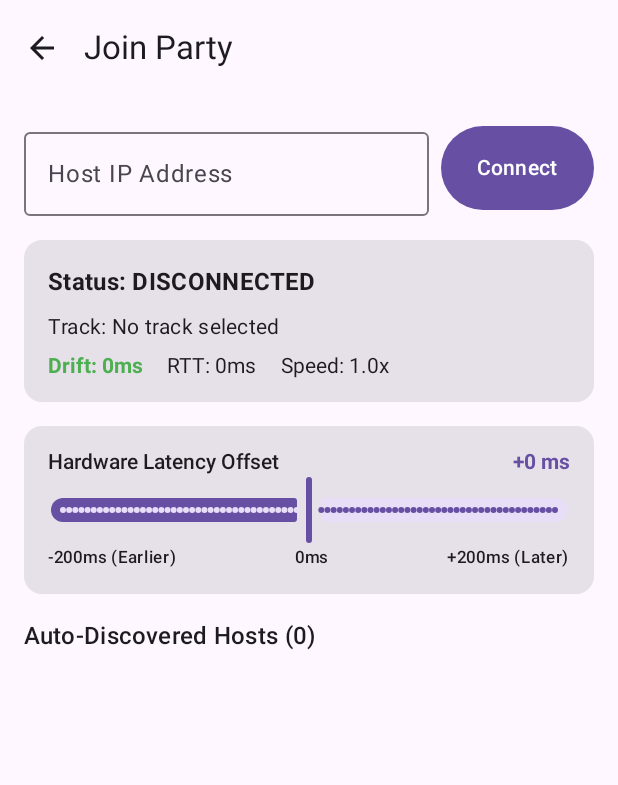
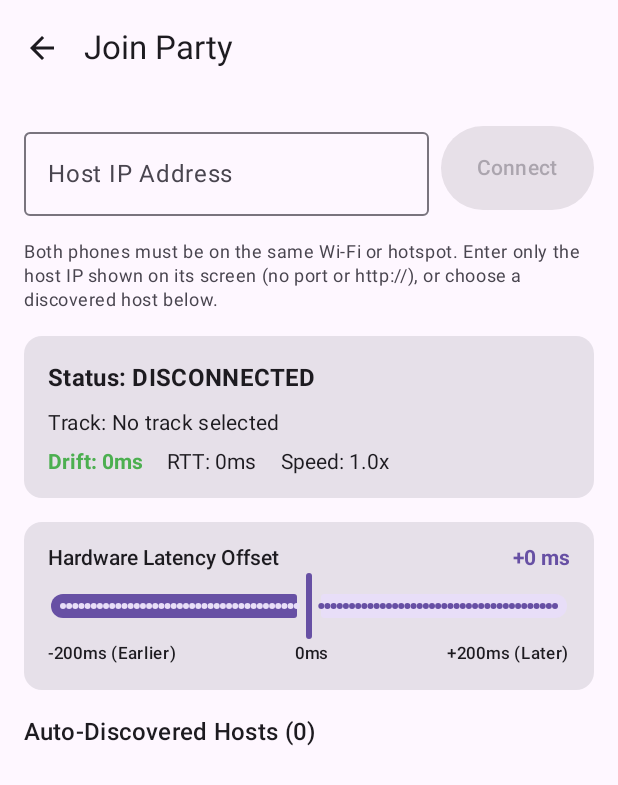
Before and after one commit to themaheshbuilds/SyncBeat, an Android app built with Jetpack Compose: the composable ClientScreen shown on its own in the app's theme, on a phone screen of 412 x 824 dp. Shown: the top 785 px of the screen. Run offline under Robolectric (Android 15) with nearby library versions, the phone set to English and light mode, and no system bars; 2 statements that could not run were skipped.

Commit message:
Fix LAN IP selection and host discovery
Co-authored-by: copilot-swe-agent[bot] <198982749+Copilot@users.noreply.github.com>

```diff
--- a/app/src/main/java/com/syncbeats/app/MainActivity.kt
+++ b/app/src/main/java/com/syncbeats/app/MainActivity.kt
@@ -233,10 +233,13 @@ fun HostScreen(
                 Column(Modifier.padding(16.dp)) {
                     Text("Manual Connect IP (Wi-Fi / Hotspot)", style = MaterialTheme.typography.labelMedium)
                     Text(
-                        text = "${state.hostIp}:${state.wsPort}",
+                        text = state.hostIp.ifBlank { "Connect to Wi-Fi or start a hotspot" },
                         style = MaterialTheme.typography.headlineMedium,
                         fontWeight = FontWeight.Bold
                     )
+                    if (state.hostIp.isNotBlank()) {
+                        Text("Port ${state.wsPort}", style = MaterialTheme.typography.bodySmall)
+                    }
                 }
             }
 
@@ -394,12 +397,19 @@ fun ClientScreen(
                     modifier = Modifier.weight(1f)
                 )
                 Button(
-                    onClick = { onConnect(manualIp, NetworkUtils.WS_PORT) },
+                    onClick = { onConnect(manualIp.trim(), NetworkUtils.WS_PORT) },
+                    enabled = manualIp.isNotBlank(),
                     modifier = Modifier.height(56.dp)
                 ) {
                     Text("Connect")
                 }
             }
+
+            Text(
+                text = "Both phones must be on the same Wi-Fi or hotspot. Enter only the host IP shown on its screen (no port or http://), or choose a discovered host below.",
+                style = MaterialTheme.typography.bodySmall,
+                color = MaterialTheme.colorScheme.onSurfaceVariant
+            )
 
             Card(modifier = Modifier.fillMaxWidth()) {
                 Column(
--- a/app/src/main/java/com/syncbeats/app/network/SyncClient.kt
+++ b/app/src/main/java/com/syncbeats/app/network/SyncClient.kt
@@ -102,7 +102,9 @@ class SyncClient(
                     readerJob.join()
                 }
             } catch (e: Exception) {
-                _errorMessage.value = e.message ?: "Connection failed"
+                val reason = e.message?.takeIf { it.isNotBlank() } ?: "connection failed"
+                _errorMessage.value =
+                    "Couldn't connect to $normalizedIp:$wsPort ($reason). Both phones must be on the same Wi-Fi or hotspot, and the host must be open."
                 _connectionState.value = ConnectionState.ERROR
             } finally {
                 activeSession = null
```
Also changed, not shown: app/src/main/java/com/syncbeats/app/network/NetworkUtils.kt (+7 -3 lines), app/src/main/java/com/syncbeats/app/network/NsdDiscoveryManager.kt (+6 -2 lines).
